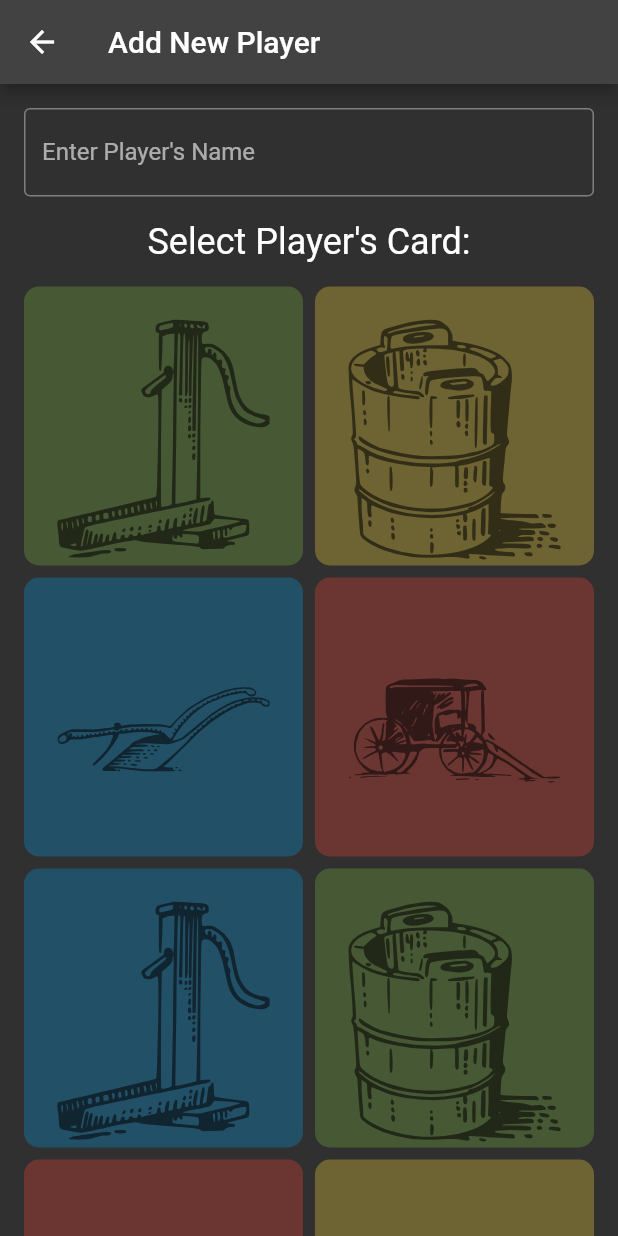
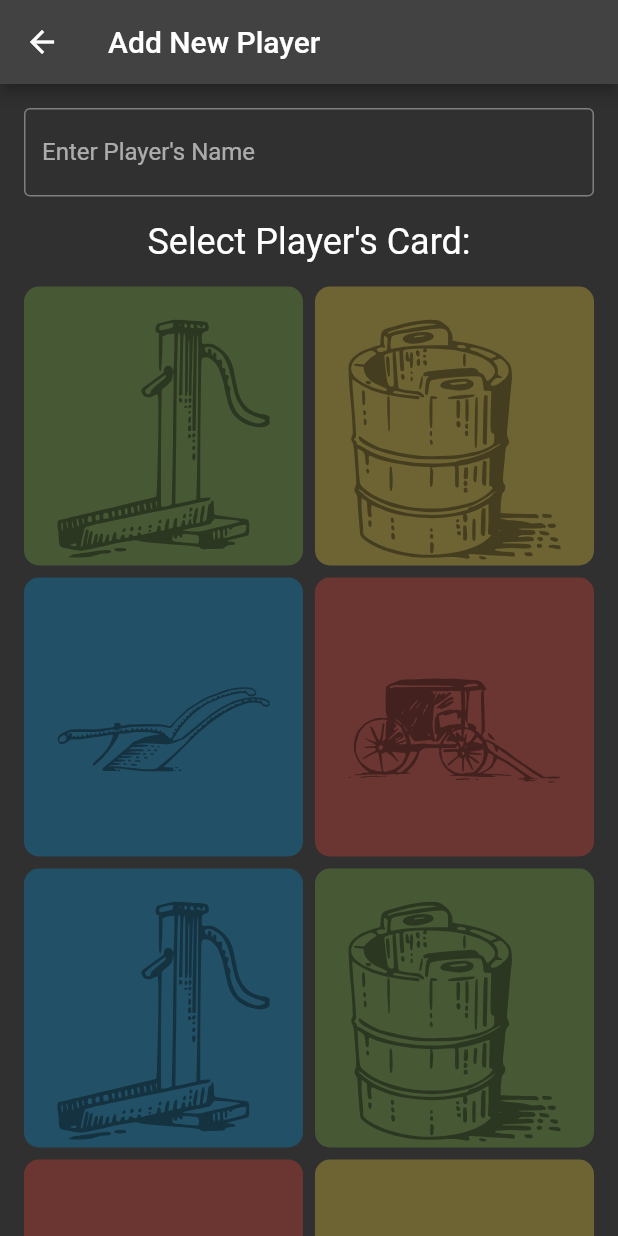
Before and after one commit to joshualessadias/blitz-score, a Flutter app: the PlayerConfigPage screen opened directly, on a phone screen of 412 x 824 dp. Run offline on Flutter 3.47's test engine with Material 2 defaults, Android fonts, the phone set to English and light mode, and no system bars.

Commit message:
card color

```diff
--- a/lib/player_config_page.dart
+++ b/lib/player_config_page.dart
@@ -107,7 +107,7 @@ class _PlayerConfigPageState extends State<PlayerConfigPage> {
                           child: Icon(
                             cardList[0].figure.icon,
                             size: 200,
-                            color: Colors.black54,
+                            color: Colors.black38,
                           ),
                         ),
                       ),
@@ -135,7 +135,7 @@ class _PlayerConfigPageState extends State<PlayerConfigPage> {
                           child: Icon(
                             cardList[1].figure.icon,
                             size: 200,
-                            color: Colors.black54,
+                            color: Colors.black38,
                           ),
                         ),
                       ),
@@ -167,7 +167,7 @@ class _PlayerConfigPageState extends State<PlayerConfigPage> {
                           child: Icon(
                             cardList[2].figure.icon,
                             size: 200,
-                            color: Colors.black54,
+                            color: Colors.black38,
                           ),
                         ),
                       ),
@@ -195,7 +195,7 @@ class _PlayerConfigPageState extends State<PlayerConfigPage> {
                           child: Icon(
                             cardList[3].figure.icon,
                             size: 200,
-                            color: Colors.black54,
+                            color: Colors.black38,
                           ),
                         ),
                       ),
@@ -227,7 +227,7 @@ class _PlayerConfigPageState extends State<PlayerConfigPage> {
                           child: Icon(
                             cardList[4].figure.icon,
                             size: 200,
-                            color: Colors.black54,
+                            color: Colors.black38,
                           ),
                         ),
                       ),
@@ -255,7 +255,7 @@ class _PlayerConfigPageState extends State<PlayerConfigPage> {
                           child: Icon(
                             cardList[5].figure.icon,
                             size: 200,
-                            color: Colors.black54,
+                            color: Colors.black38,
                           ),
                         ),
                       ),
@@ -287,7 +287,7 @@ class _PlayerConfigPageState extends State<PlayerConfigPage> {
                           child: Icon(
                             cardList[6].figure.icon,
                             size: 200,
-                            color: Colors.black54,
+                            color: Colors.black38,
                           ),
                         ),
                       ),
@@ -315,7 +315,7 @@ class _PlayerConfigPageState extends State<PlayerConfigPage> {
                           child: Icon(
                             cardList[7].figure.icon,
                             size: 200,
-                            color: Colors.black54,
+                            color: Colors.black38,
                           ),
                         ),
                       ),
```
